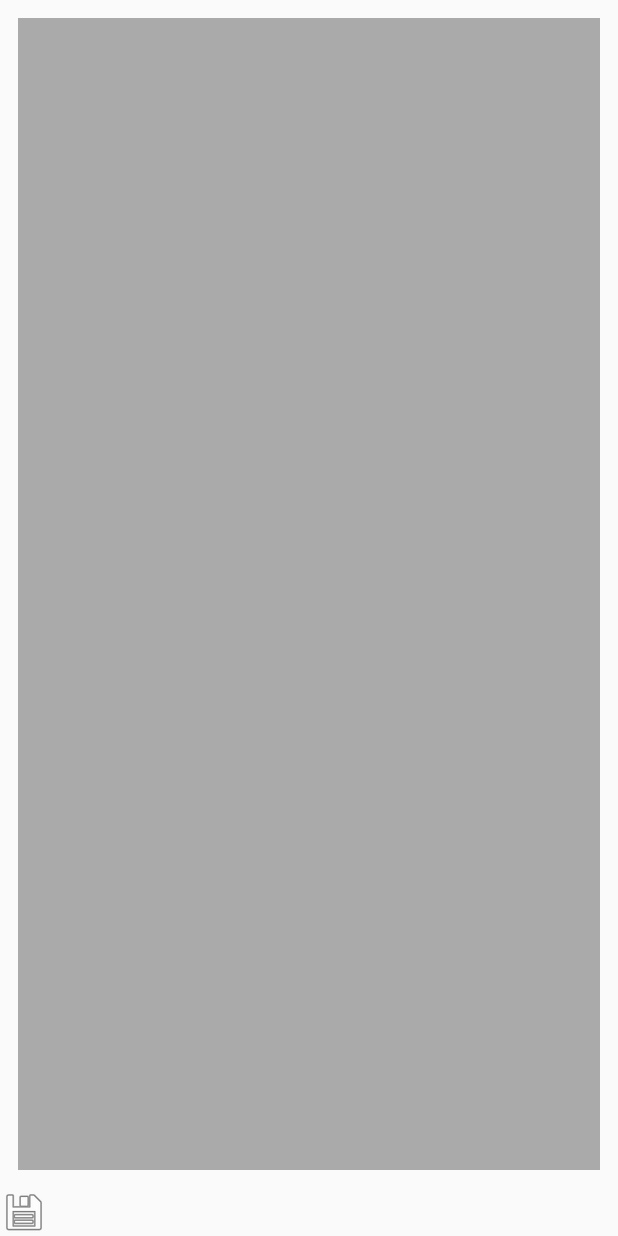
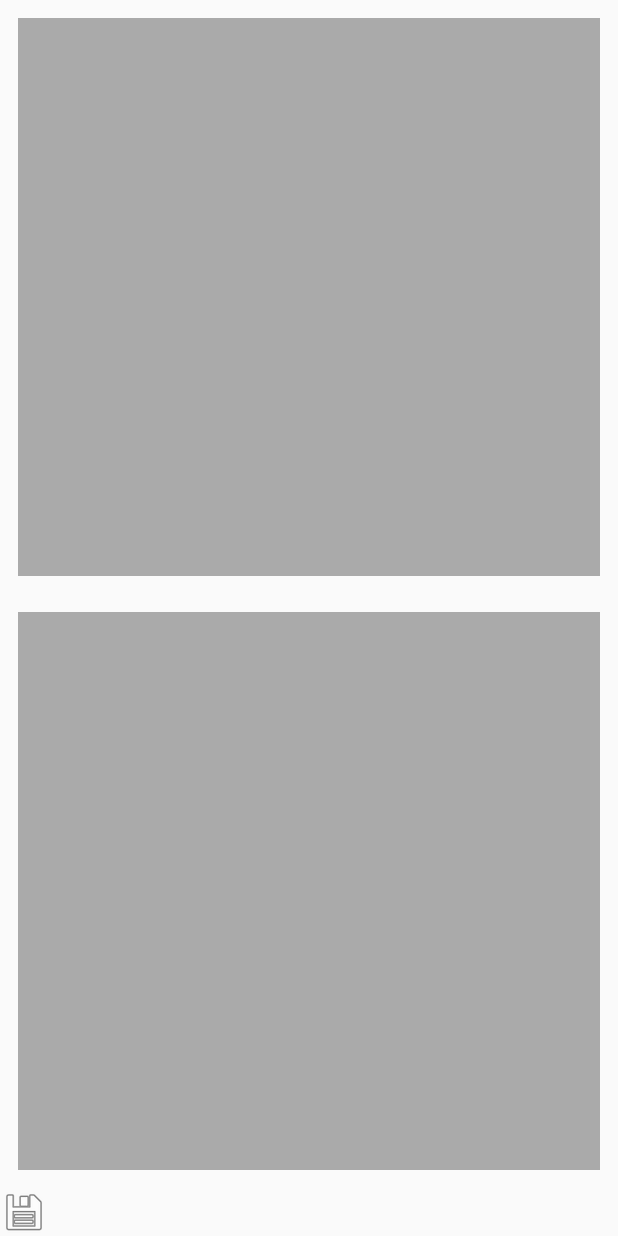
Before and after one commit to LaurieRakotoarisoa/TPEA_Android, an Android app: the CreateFrameActivity screen opened directly, with no data from a screen before it, on a phone screen of 412 x 824 dp. Run offline under Robolectric (Android 15) with nearby library versions, the phone set to English and light mode, and no system bars.

```diff
--- a/app/src/main/java/com/example/framedpictures/ImageFragment.java
+++ b/app/src/main/java/com/example/framedpictures/ImageFragment.java
@@ -72,6 +72,10 @@ public class ImageFragment extends Fragment implements View.OnClickListener {
         }
     }
 
+    public void setImgView(){
+
+    }
+
     @Override
     public void onClick(View v) {
         Intent intent = new Intent(MediaStore.ACTION_IMAGE_CAPTURE);
--- a/app/src/main/res/layout/frame1.xml
+++ b/app/src/main/res/layout/frame1.xml
@@ -14,7 +14,6 @@
         android:layout_marginTop="12dp"
         android:layout_marginLeft="12dp"
         android:layout_marginRight="12dp"
-        android:scaleType="fitXY"
         android:id="@+id/img"
         android:background="@android:color/darker_gray"
         />
--- a/app/src/main/res/layout/frames.xml
+++ b/app/src/main/res/layout/frames.xml
@@ -5,6 +5,13 @@
 
     <fragment
         android:id="@+id/fragment1"
+        android:name="com.example.framedpictures.ImageFragment"
+        android:layout_width="match_parent"
+        android:layout_height="match_parent"
+        android:layout_weight="1" />
+
+    <fragment
+        android:id="@+id/fragment2"
         android:name="com.example.framedpictures.ImageFragment"
         android:layout_width="match_parent"
         android:layout_height="match_parent"
@@ -19,7 +26,7 @@
             android:id="@+id/save"
             android:layout_width="wrap_content"
             android:layout_height="match_parent"
-            android:src="@android:drawable/ic_menu_save"/>
+            android:src="@android:drawable/ic_menu_save" />
 
     </LinearLayout>
 
```
Also changed, not shown: app/src/main/java/com/example/framedpictures/CreateFrameActivity.java (+30 -0 lines).
